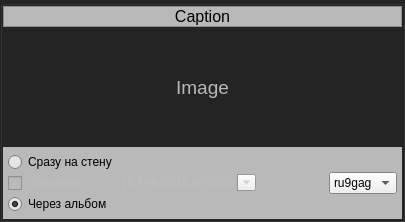
sashgorokhov-heaven/python-9gag-gui-old, file resourses/EditListItem.ui: the form before one commit.
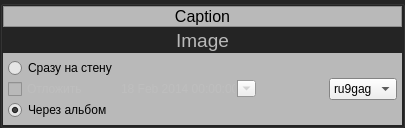
The form after the commit. Icons and pictures are not drawn.

```diff
--- a/resourses/EditListItem.ui
+++ b/resourses/EditListItem.ui
@@ -7,7 +7,7 @@
     <x>0</x>
     <y>0</y>
     <width>401</width>
-    <height>222</height>
+    <height>128</height>
    </rect>
   </property>
   <property name="sizePolicy">
```
Left out of the diff: 12 changed lines with no effect on the pictures.
